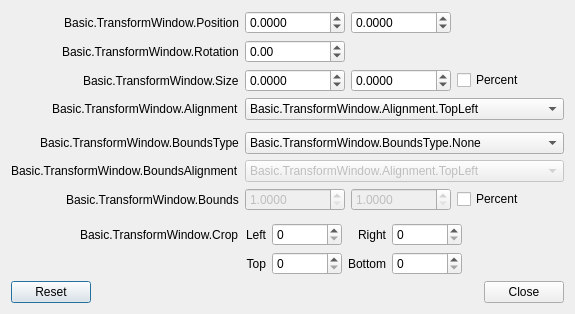
First picture: the form in UI/forms/OBSBasicTransform.ui, repository WizardCM/obs-studio, before the edit.
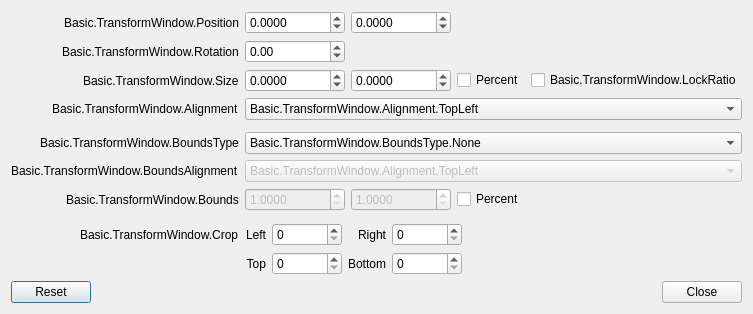
Second picture: the form after the edit.

Commit message:
[WIP] UI: Aspect ratio lock for Size
TO DO:
- Doesn't work in % mode
- In pixel mode, larger works, smaller doesn't

```diff
--- a/UI/forms/OBSBasicTransform.ui
+++ b/UI/forms/OBSBasicTransform.ui
@@ -244,6 +244,16 @@
           </property>
          </widget>
         </item>
+        <item>
+         <widget class="QCheckBox" name="lockRatio">
+          <property name="text">
+           <string>Basic.TransformWindow.LockRatio</string>
+          </property>
+          <property name="checked">
+           <bool>false</bool>
+          </property>
+         </widget>
+        </item>
        </layout>
       </widget>
      </item>
```
The commit also changes 3 other files.
